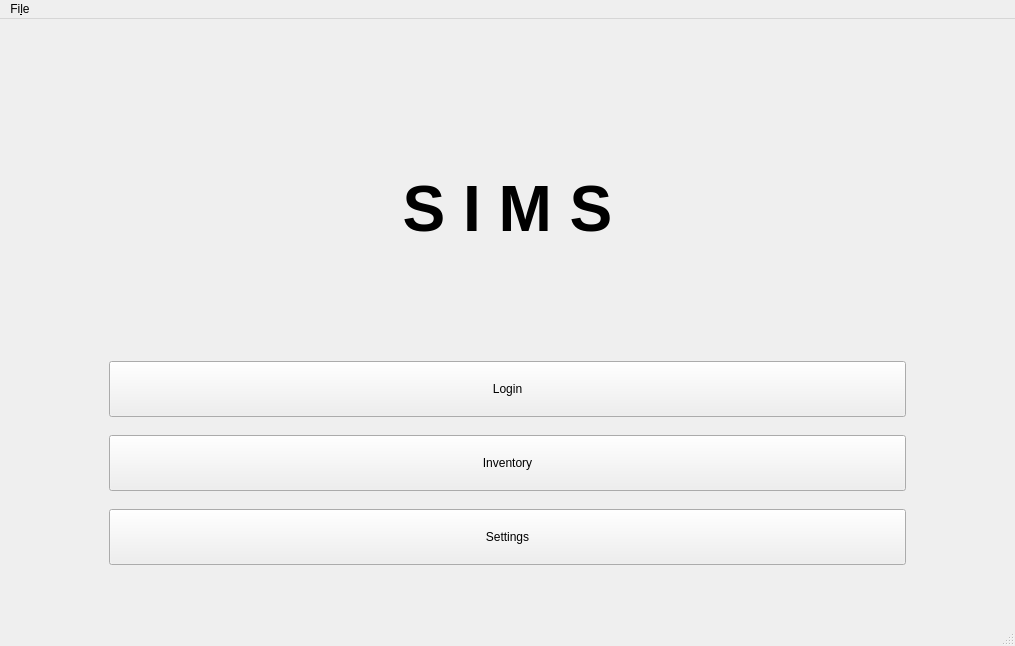
This is home.ui in arc-bphc/sims-gui as Qt 5 draws it before an edit. The edited form follows.
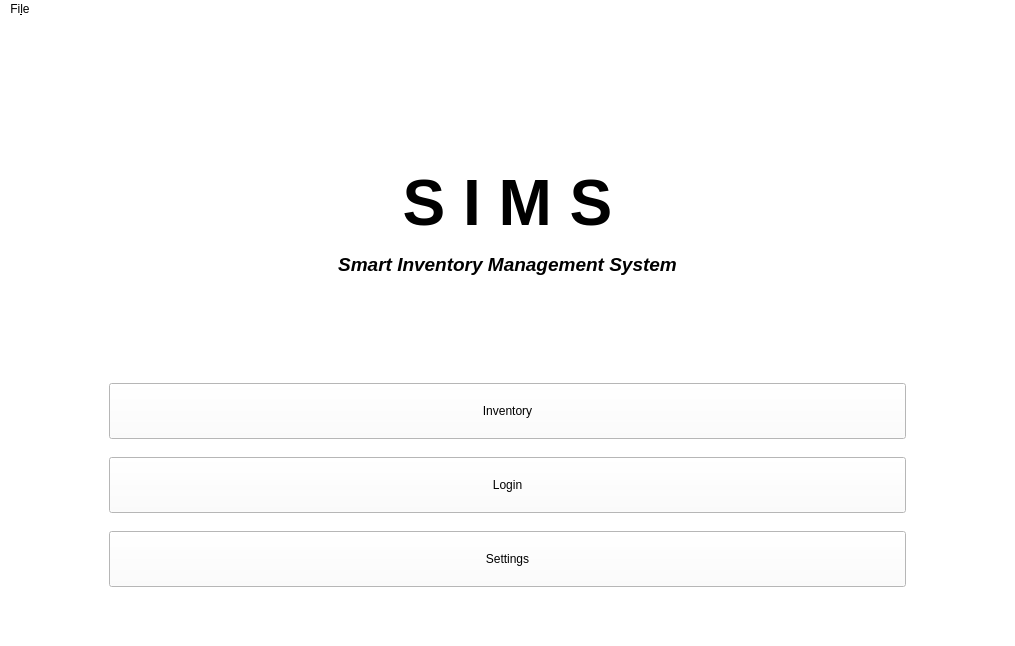
This is the edited form.

Patch:
```diff
--- a/home.ui
+++ b/home.ui
@@ -23,7 +23,8 @@
    <bool>false</bool>
   </property>
   <property name="styleSheet">
-   <string notr="true">QPushButton {padding: 20px}</string>
+   <string notr="true">QWidget {background-color: white}
+QPushButton {padding: 20px}</string>
   </property>
   <widget class="QWidget" name="centralwidget">
    <layout class="QGridLayout" name="gridLayout">
@@ -47,7 +48,14 @@
       <item>
        <widget class="QLabel" name="label">
         <property name="text">
-         <string>&lt;html&gt;&lt;head/&gt;&lt;body&gt;&lt;p align=&quot;center&quot;&gt;&lt;span style=&quot; font-size:48pt; font-weight:600;&quot;&gt;S I M S&lt;/span&gt;&lt;/p&gt;&lt;/body&gt;&lt;/html&gt;</string>
+         <string>&lt;html&gt;&lt;head/&gt;&lt;body&gt;&lt;p align=&quot;center&quot;&gt;&lt;span style=&quot; font-size:48pt; font-weight:600; color:#000000;&quot;&gt;S I M S&lt;/span&gt;&lt;/p&gt;&lt;p align=&quot;center&quot;&gt;&lt;span style=&quot; font-size:14pt; font-weight:600; font-style:italic; color:#000000;&quot;&gt;Smart Inventory Management System&lt;/span&gt;&lt;/p&gt;&lt;/body&gt;&lt;/html&gt;</string>
+        </property>
+       </widget>
+      </item>
+      <item>
+       <widget class="QPushButton" name="pushButton_2">
+        <property name="text">
+         <string>Inventory</string>
         </property>
        </widget>
       </item>
@@ -64,13 +72,6 @@
         </property>
        </widget>
       </item>
-      <item>
-       <widget class="QPushButton" name="pushButton_2">
-        <property name="text">
-         <string>Inventory</string>
-        </property>
-       </widget>
-      </item>
       <item>
        <widget class="QPushButton" name="pushButton_3">
         <property name="text">
@@ -99,7 +100,6 @@
    </widget>
    <addaction name="menuFile"/>
   </widget>
-  <widget class="QStatusBar" name="statusbar"/>
   <action name="actionSettings">
    <property name="text">
     <string>Settings</string>
```
Left out of the diff: 6 changed lines with no effect on the pictures.
